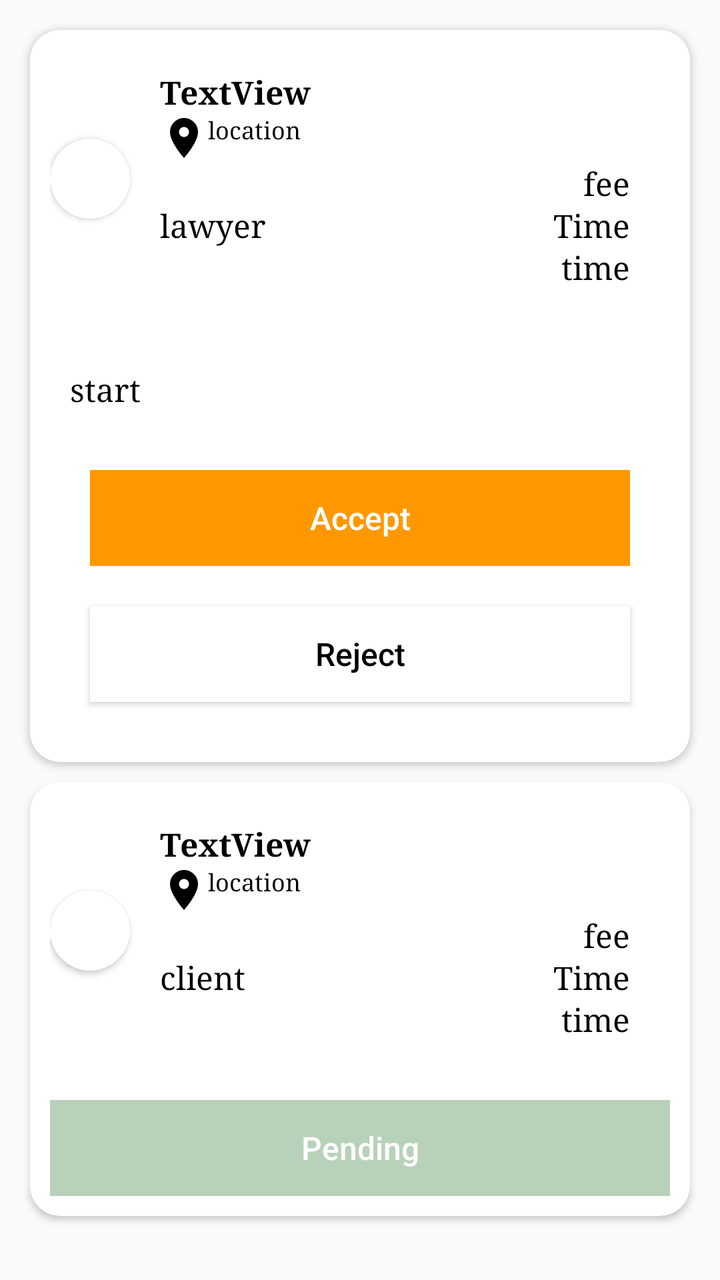
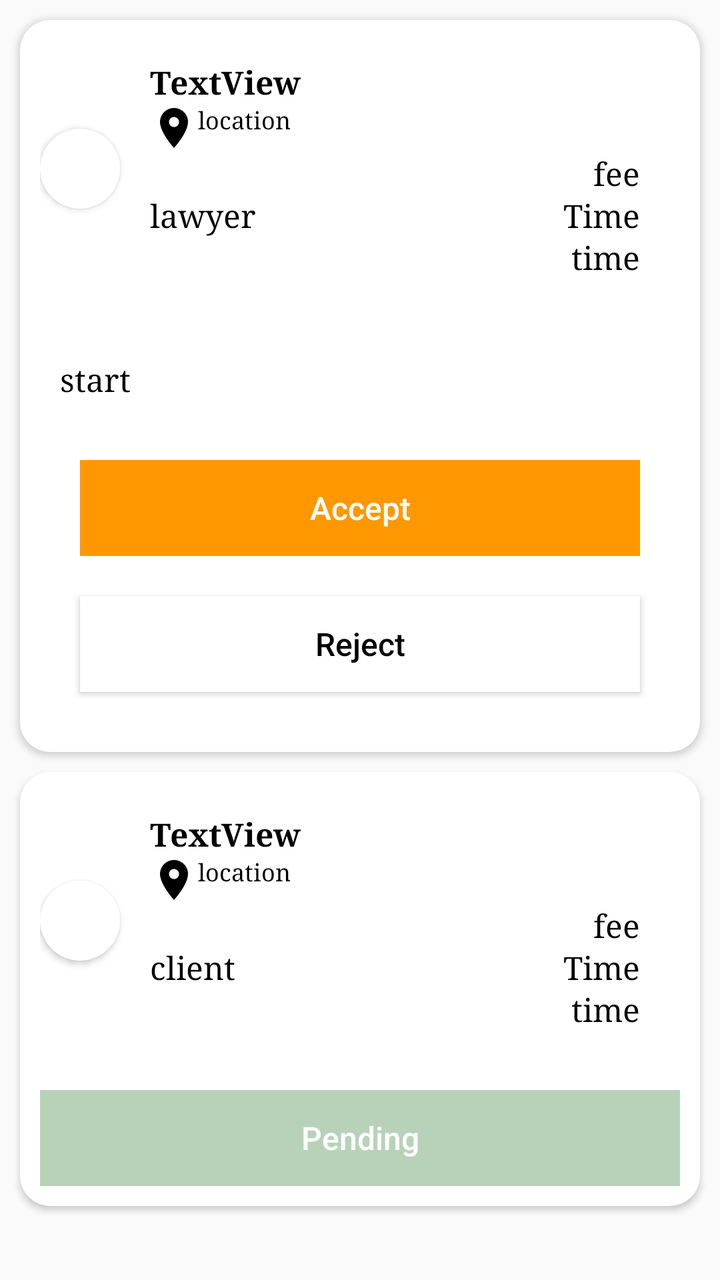

An Android layout rendered at two revisions. The XML below is the earlier revision; the diff shows what the commit changed to produce the second picture.
<!-- AndroidManifest.xml: application theme Theme.LawAdvat -->
<!-- res/layout/custom_appointment.xml -->
<?xml version="1.0" encoding="utf-8"?>
<androidx.appcompat.widget.LinearLayoutCompat xmlns:android="http://schemas.android.com/apk/res/android"
    xmlns:tools="http://schemas.android.com/tools"
    android:layout_width="match_parent"
    android:layout_height="wrap_content"
    android:orientation="vertical"
    android:padding="10dp"
    xmlns:app="http://schemas.android.com/apk/res-auto">
    <androidx.cardview.widget.CardView
        android:layout_width="match_parent"
        android:layout_height="wrap_content"
        android:layout_gravity="top"
        android:id="@+id/lawyer_appointmen_cardview"
        app:cardCornerRadius="15dp"
        android:layout_margin="05dp">
        <LinearLayout
            android:layout_width="match_parent"
            android:layout_height="wrap_content"
            android:id="@+id/lawyer_appointmen_linear"
            android:orientation="vertical">
            <LinearLayout
            android:layout_width="match_parent"
            android:layout_height="wrap_content"
            android:padding="10dp"
            android:orientation="horizontal">
            <androidx.cardview.widget.CardView
                android:layout_width="40dp"
                app:cardCornerRadius="40dp"
                android:layout_gravity="center"
                android:layout_height="40dp">
                <ImageView
                    android:id="@+id/client_lawyer_image1"
                    android:layout_width="50dp"
                    android:layout_height="50dp"
                    android:layout_gravity="center"
                    app:layout_constraintBottom_toBottomOf="parent"
                    app:layout_constraintStart_toStartOf="parent"
                    app:layout_constraintTop_toTopOf="parent"
                    app:srcCompat="@drawable/baseline_account_circle_24" />
            </androidx.cardview.widget.CardView>
            <LinearLayout
                android:layout_width="match_parent"
                android:layout_height="wrap_content"
                android:padding="10dp"
                android:layout_marginLeft="05dp"
                android:orientation="vertical">
                <TextView
                    android:id="@+id/client_name1"
                    android:layout_width="wrap_content"
                    android:layout_height="wrap_content"
                    android:text="TextView"
                    android:textStyle="bold"
                    android:fontFamily="serif"
                    android:textColor="@color/black"
                    app:layout_constraintBottom_toBottomOf="@+id/profile_lawyer_image"
                    app:layout_constraintStart_toEndOf="@+id/profile_lawyer_image"
                    app:layout_constraintTop_toTopOf="@+id/profile_lawyer_image" />
                <LinearLayout
                    android:layout_width="match_parent"
                    android:layout_height="wrap_content"
                    android:orientation="horizontal">

                    <ImageView
                        android:id="@id/imageView1"
                        android:layout_width="wrap_content"
                        android:layout_height="wrap_content"
                        android:src="@drawable/baseline_location_on_24"
                        app:layout_constraintBottom_toBottomOf="parent"
                        app:layout_constraintStart_toStartOf="parent"
                        app:layout_constraintTop_toTopOf="parent" />
                    <TextView
                        android:id="@+id/location1"
                        android:layout_width="wrap_content"
                        android:layout_height="wrap_content"
                        android:fontFamily="serif"
                        android:text="location"
                        android:textColor="@color/black"
                        android:textSize="12sp"
                        app:layout_constraintBottom_toBottomOf="@+id/imageView1"
                        app:layout_constraintStart_toEndOf="@+id/imageView1"
                        app:layout_constraintTop_toTopOf="@+id/imageView1" />
               </LinearLayout>
                <TextView
                    android:id="@+id/fee1"
                    android:layout_width="wrap_content"
                    android:layout_height="wrap_content"
                    android:fontFamily="serif"
                    android:text="fee"
                    android:layout_gravity="end"
                    android:layout_marginEnd="10dp"
                    android:textColor="@color/black"/>
                <androidx.constraintlayout.widget.ConstraintLayout
                    android:layout_width="match_parent"
                    android:layout_height="wrap_content">

                    <TextView
                        android:id="@+id/profile_lawyer_name1"
                        android:layout_width="0dp"
                        android:layout_height="wrap_content"
                        android:fontFamily="serif"
                        android:text="lawyer"
                        android:textColor="@color/black"
                        app:layout_constraintBottom_toBottomOf="parent"
                        app:layout_constraintEnd_toStartOf="@+id/date1"
                        app:layout_constraintStart_toStartOf="parent"
                        app:layout_constraintTop_toTopOf="parent" />

                    <TextView
                        android:id="@+id/date1"
                        android:layout_width="wrap_content"
                        android:layout_height="wrap_content"
                        android:layout_marginRight="10dp"
                        android:fontFamily="serif"
                        android:text="Time"
                        android:textColor="@color/black"
                        app:layout_constraintBottom_toBottomOf="@+id/profile_lawyer_name1"
                        app:layout_constraintEnd_toEndOf="parent"
                        app:layout_constraintTop_toTopOf="@+id/profile_lawyer_name1" />
                </androidx.constraintlayout.widget.ConstraintLayout>
                <TextView
                    android:id="@+id/time1"
                    android:layout_width="wrap_content"
                    android:layout_height="wrap_content"
                    android:fontFamily="serif"
                    android:text="time"
                    android:layout_gravity="end"
                    android:layout_marginEnd="10dp"
                    android:textColor="@color/black"/>
            </LinearLayout>
        </LinearLayout>

            <LinearLayout
                android:layout_width="match_parent"
                android:layout_height="wrap_content"
                android:padding="10dp"
                android:layout_gravity="center"
                android:orientation="vertical">
                <LinearLayout
                    android:layout_width="match_parent"
                    android:layout_height="wrap_content"
                    android:padding="10dp"
                    android:id="@+id/lawyer_text_linear"
                    android:layout_gravity="center"
                    android:orientation="vertical">
                    <TextView
                        android:layout_width="wrap_content"
                        android:layout_height="wrap_content"
                        android:textColor="@color/black"
                        android:text="start"
                        android:fontFamily="serif"
                        android:id="@+id/show_answer"/>
                </LinearLayout>
                <LinearLayout
                    android:layout_width="match_parent"
                    android:layout_height="wrap_content"
                    android:padding="10dp"
                    android:id="@+id/lawyer_btn_linear"
                    android:layout_gravity="center"
                    android:orientation="vertical">
                    <Button
                        android:id="@+id/accept_btn"
                        android:layout_width="match_parent"
                        android:layout_height="wrap_content"
                        android:text="Accept"
                        android:layout_margin="10dp"
                        android:textAllCaps="false"
                        android:textColor="@color/white"
                        android:background="#FF9800"
                        style="?android:attr/buttonBarButtonStyle" />
                    <Button
                        android:id="@+id/reject_btn"
                        android:layout_width="match_parent"
                        android:layout_height="wrap_content"
                        android:text="Reject"
                        android:layout_margin="10dp"
                        android:textAllCaps="false"
                        android:textColor="@color/black"
                        android:background="@color/white"/>
                </LinearLayout>
            </LinearLayout>
        </LinearLayout>
    </androidx.cardview.widget.CardView>

        <androidx.cardview.widget.CardView
            android:layout_width="match_parent"
            android:layout_height="wrap_content"
            android:padding="10dp"
            android:layout_gravity="top"
            android:id="@+id/client_appointmen_cardview"
            app:cardCornerRadius="15dp"
            android:layout_margin="05dp">
            <LinearLayout
                android:layout_width="match_parent"
                android:layout_height="wrap_content"
                android:id="@+id/client_appointmen_linear"
                android:orientation="vertical">
            <LinearLayout
                android:layout_width="match_parent"
                android:layout_height="wrap_content"
                android:padding="10dp"
                android:orientation="horizontal">
                <androidx.cardview.widget.CardView
                    android:layout_width="40dp"
                    app:cardCornerRadius="40dp"
                    android:layout_gravity="center"
                    android:layout_height="40dp">
                    <ImageView
                        android:id="@+id/profile_lawyer_image2"
                        android:layout_width="50dp"
                        android:layout_height="50dp"
                        android:layout_gravity="center"
                        app:layout_constraintBottom_toBottomOf="parent"
                        app:layout_constraintStart_toStartOf="parent"
                        app:layout_constraintTop_toTopOf="parent"
                        app:srcCompat="@drawable/baseline_account_circle_24" />
                </androidx.cardview.widget.CardView>
                <LinearLayout
                    android:layout_width="match_parent"
                    android:layout_height="wrap_content"
                    android:padding="10dp"
                    android:layout_marginLeft="05dp"
                    android:orientation="vertical">
                    <TextView
                        android:id="@+id/lawyer_name"
                        android:layout_width="wrap_content"
                        android:layout_height="wrap_content"
                        android:text="TextView"
                        android:textStyle="bold"
                        android:fontFamily="serif"
                        android:textColor="@color/black"
                        app:layout_constraintBottom_toBottomOf="@+id/profile_lawyer_image"
                        app:layout_constraintStart_toEndOf="@+id/profile_lawyer_image"
                        app:layout_constraintTop_toTopOf="@+id/profile_lawyer_image" />
                    <LinearLayout
                        android:layout_width="match_parent"
                        android:layout_height="wrap_content"
                        android:orientation="horizontal">
                        <ImageView
                            android:id="@+id/imageView"
                            android:layout_width="wrap_content"
                            android:layout_height="wrap_content"
                            android:src="@drawable/baseline_location_on_24"
                            app:layout_constraintBottom_toBottomOf="parent"
                            app:layout_constraintStart_toStartOf="parent"
                            app:layout_constraintTop_toTopOf="parent" />
                        <TextView
                            android:id="@+id/location"
                            android:layout_width="wrap_content"
                            android:layout_height="wrap_content"
                            android:fontFamily="serif"
                            android:text="location"
                            android:textColor="@color/black"
                            android:textSize="12sp"
                            app:layout_constraintBottom_toBottomOf="@+id/imageView"
                            app:layout_constraintStart_toEndOf="@+id/imageView"
                            app:layout_constraintTop_toTopOf="@+id/imageView" />

                    </LinearLayout>
                    <TextView
                        android:id="@+id/fee"
                        android:layout_width="wrap_content"
                        android:layout_height="wrap_content"
                        android:fontFamily="serif"
                        android:text="fee"
                        android:layout_gravity="end"
                        android:layout_marginEnd="10dp"
                        android:textColor="@color/black"/>
                    <androidx.constraintlayout.widget.ConstraintLayout
                        android:layout_width="match_parent"
                        android:layout_height="wrap_content">

                        <TextView
                            android:id="@+id/client_name"
                            android:layout_width="0dp"
                            android:layout_height="wrap_content"
                            android:fontFamily="serif"
                            android:text="client"
                            android:textColor="@color/black"
                            app:layout_constraintBottom_toBottomOf="parent"
                            app:layout_constraintEnd_toStartOf="@+id/date"
                            app:layout_constraintStart_toStartOf="parent"
                            app:layout_constraintTop_toTopOf="parent" />

                        <TextView
                            android:id="@+id/date"
                            android:layout_width="wrap_content"
                            android:layout_height="wrap_content"
                            android:fontFamily="serif"
                            android:text="Time"
                            android:layout_marginRight="10dp"
                            android:textColor="@color/black"
                            app:layout_constraintBottom_toBottomOf="@+id/client_name"
                            app:layout_constraintEnd_toEndOf="parent"
                            app:layout_constraintTop_toTopOf="@+id/client_name" />
                    </androidx.constraintlayout.widget.ConstraintLayout>
                    <TextView
                        android:id="@+id/time"
                        android:layout_width="wrap_content"
                        android:layout_height="wrap_content"
                        android:fontFamily="serif"
                        android:text="time"
                        android:layout_gravity="end"
                        android:layout_marginEnd="10dp"
                        android:textColor="@color/black"/>
                </LinearLayout>
            </LinearLayout>
                <Button
                    android:id="@+id/pending"
                    android:layout_width="match_parent"
                    android:layout_height="wrap_content"
                    android:text="Pending"
                    android:layout_margin="10dp"
                    android:enabled="false"
                    android:textAllCaps="false"
                    android:textColor="@color/white"
                    android:background="#B99EC1A0"
                    style="?android:attr/buttonBarButtonStyle" />

            </LinearLayout>
        </androidx.cardview.widget.CardView>
</androidx.appcompat.widget.LinearLayoutCompat>
<!-- resources referenced by this layout -->
<resources>
  <color name="black">#FF000000</color>
  <color name="white">#FFFFFFFF</color>
  <!-- drawable baseline_account_circle_24 (drawable) -->
  <vector android:height="24dp" android:tint="#000000"
      android:viewportHeight="24" android:viewportWidth="24"
      android:width="24dp" xmlns:android="http://schemas.android.com/apk/res/android">
      <path android:fillColor="@android:color/white" android:pathData="M12,2C6.48,2 2,6.48 2,12s4.48,10 10,10 10,-4.48 10,-10S17.52,2 12,2zM12,5c1.66,0 3,1.34 3,3s-1.34,3 -3,3 -3,-1.34 -3,-3 1.34,-3 3,-3zM12,19.2c-2.5,0 -4.71,-1.28 -6,-3.22 0.03,-1.99 4,-3.08 6,-3.08 1.99,0 5.97,1.09 6,3.08 -1.29,1.94 -3.5,3.22 -6,3.22z"/>
  </vector>
  <!-- drawable baseline_location_on_24 (drawable) -->
  <vector android:height="24dp" android:tint="#000000"
      android:viewportHeight="24" android:viewportWidth="24"
      android:width="24dp" xmlns:android="http://schemas.android.com/apk/res/android">
      <path android:fillColor="@android:color/white" android:pathData="M12,2C8.13,2 5,5.13 5,9c0,5.25 7,13 7,13s7,-7.75 7,-13c0,-3.87 -3.13,-7 -7,-7zM12,11.5c-1.38,0 -2.5,-1.12 -2.5,-2.5s1.12,-2.5 2.5,-2.5 2.5,1.12 2.5,2.5 -1.12,2.5 -2.5,2.5z"/>
  </vector>
  <style name="Theme.LawAdvat" parent="Theme.MaterialComponents.DayNight.DarkActionBar.Bridge">
          
          <item name="colorPrimary">@color/white</item>
          <item name="colorPrimaryVariant">#FFFFFF</item>
          <item name="colorOnPrimary">#009688</item>
          
          <item name="colorSecondary">@color/teal_200</item>
          <item name="colorSecondaryVariant">@color/teal_700</item>
          <item name="colorOnSecondary">#FFFFFF</item>
          
          <item name="android:statusBarColor">#FFFFFF</item>
          
          <item name="titleTextColor">@color/black</item>
          <item name="fontFamily">serif</item>
          <item name="android:textSize">16sp</item>
      </style>
  <color name="teal_200">#FF03DAC5</color>
  <color name="teal_700">#FF018786</color>
</resources>

<!-- the commit's change to res/layout/custom_appointment.xml (unified diff, before → after) -->
@@ -4,7 +4,7 @@
     android:layout_width="match_parent"
     android:layout_height="wrap_content"
     android:orientation="vertical"
-    android:padding="10dp"
+    android:padding="05dp"
     xmlns:app="http://schemas.android.com/apk/res-auto">
     <androidx.cardview.widget.CardView
         android:layout_width="match_parent"
